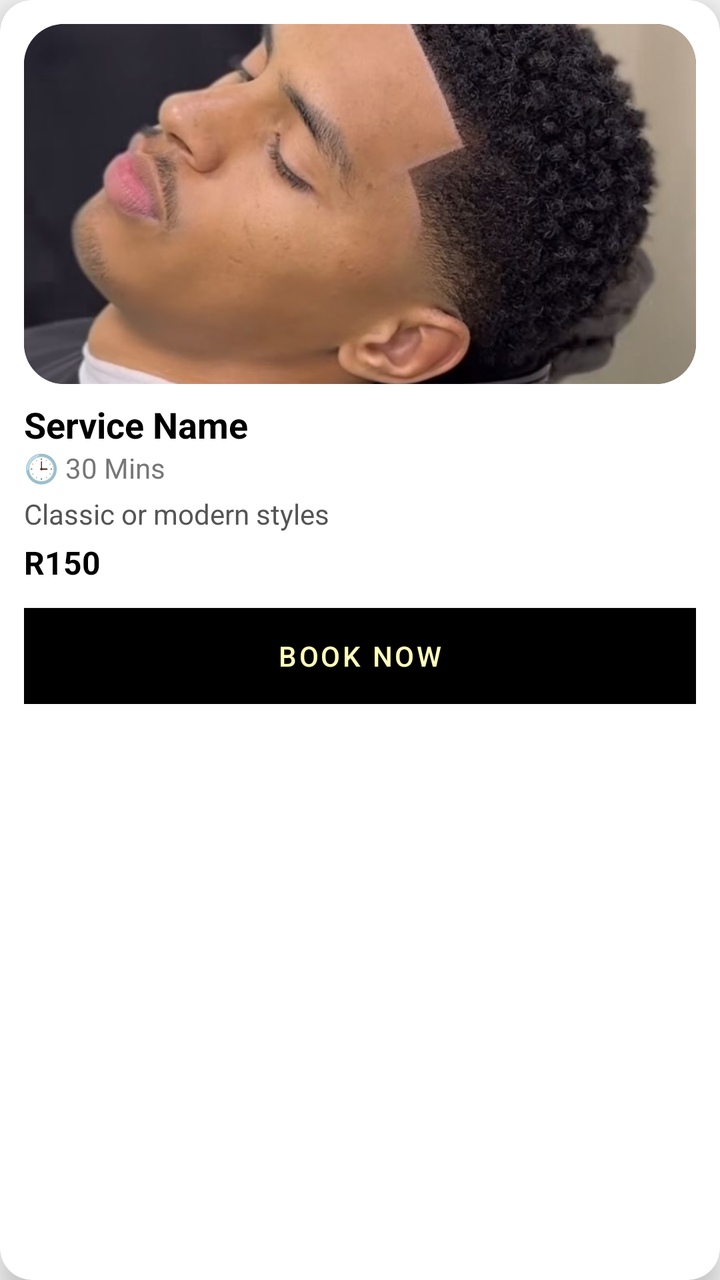
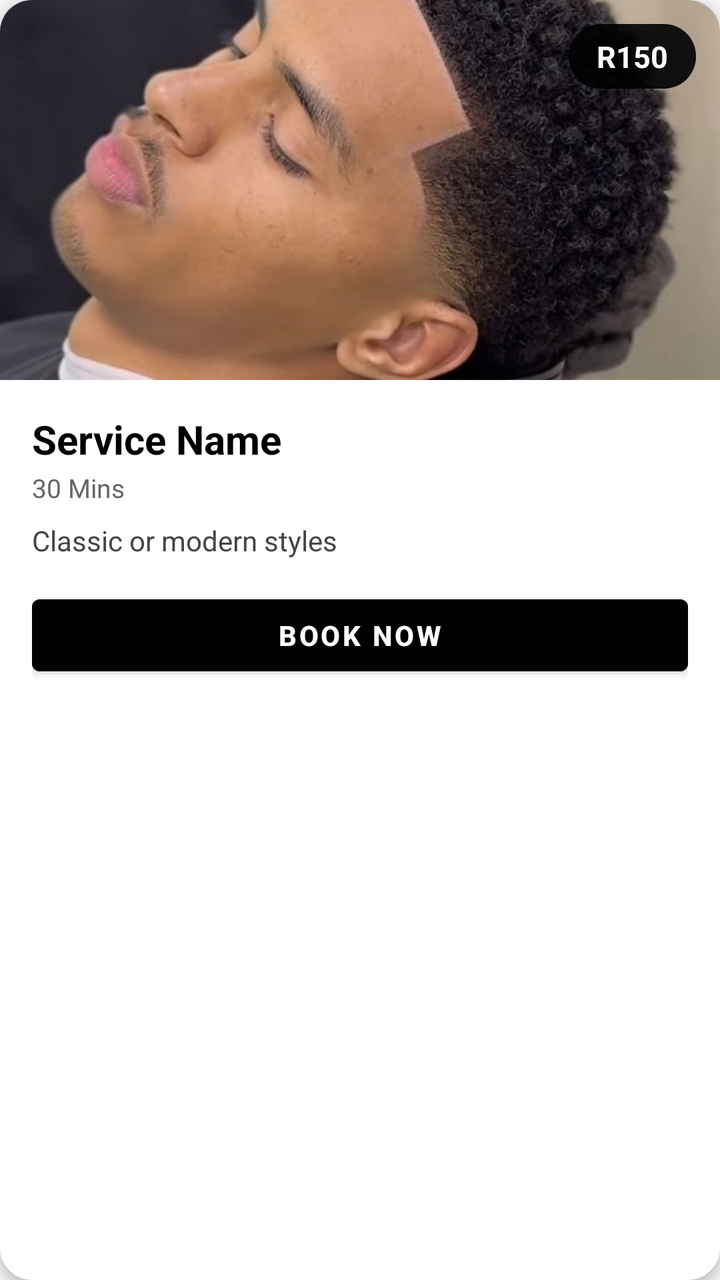

The first picture is an Android layout as it rendered before a commit; the second is the same layout after the commit. The layout source and the unified diff follow.
<!-- AndroidManifest.xml: application theme Theme.TheGentlemensBar -->
<!-- res/layout/item_service.xml -->
<androidx.cardview.widget.CardView
    xmlns:android="http://schemas.android.com/apk/res/android"
    xmlns:app="http://schemas.android.com/apk/res-auto"
    android:layout_width="match_parent"
    android:layout_height="wrap_content"
    android:layout_marginBottom="16dp"
    app:cardElevation="8dp"
    app:cardCornerRadius="16dp"
    android:background="@color/white">


<LinearLayout
        android:orientation="vertical"
        android:padding="12dp"
        android:layout_width="match_parent"
        android:layout_height="wrap_content">

        
        <ImageView
            android:id="@+id/serviceImage"
            android:layout_width="match_parent"
            android:layout_height="180dp"
            android:adjustViewBounds="true"
            android:scaleType="centerCrop"
            android:clipToOutline="true"
            android:contentDescription="Service Image"
            android:src="@drawable/haircut"
            android:background="@drawable/glass_background"/>

        
        <TextView
            android:id="@+id/serviceName"
            android:layout_width="wrap_content"
            android:layout_height="wrap_content"
            android:text="Service Name"
            android:textSize="18sp"
            android:textStyle="bold"
            android:textColor="@color/black"
            android:layout_marginTop="8dp"/>

        
        <TextView
            android:id="@+id/serviceDuration"
            android:layout_width="wrap_content"
            android:layout_height="wrap_content"
            android:text="🕒 30 Mins"
            android:textSize="14sp"
            android:textColor="#777"/>

        
        <TextView
            android:id="@+id/serviceDescription"
            android:layout_width="wrap_content"
            android:layout_height="wrap_content"
            android:text="Classic or modern styles"
            android:textSize="14sp"
            android:textColor="#555"
            android:layout_marginTop="4dp"/>

        
        <TextView
            android:id="@+id/servicePrice"
            android:layout_width="wrap_content"
            android:layout_height="wrap_content"
            android:text="R150"
            android:textSize="16sp"
            android:textStyle="bold"
            android:textColor="@color/black"
            android:layout_marginTop="4dp"/>

        
        <Button
            android:id="@+id/bookBtn"
            android:layout_width="match_parent"
            android:layout_height="48dp"
            android:text="Book Now"
            android:background="@color/black"
            android:textColor="@color/beige"
            android:layout_marginTop="12dp"/>
    </LinearLayout>
</androidx.cardview.widget.CardView>
<!-- resources referenced by this layout -->
<resources>
  <color name="beige">#FFFFBD</color>
  <color name="black">#FF000000</color>
  <color name="white">#FFFFFFFF</color>
  <!-- drawable glass_background (drawable) -->
  <?xml version="1.0" encoding="utf-8"?>
  <shape xmlns:android="http://schemas.android.com/apk/res/android"
      android:shape="rectangle">
  
      
      <solid android:color="@color/black" />
  
      
      <corners android:radius="20dp" />
  
      
      <stroke
          android:width="1dp"
          android:color="@color/black" />
  
      
      <gradient
          android:startColor="#80FFFFFF"
          android:endColor="#40FFFFFF"
          android:angle="270" />
  </shape>
  <!-- drawable haircut: jpg bitmap (drawable, 51667 bytes) -->
  <style name="Theme.TheGentlemensBar" parent="Theme.MaterialComponents.Light.NoActionBar">
          
          <item name="colorPrimary">@color/black</item>
          <item name="colorPrimaryVariant">@color/black</item>
          <item name="colorOnPrimary">@color/white</item>
  
          
          <item name="colorSecondary">@color/black</item>
          <item name="colorOnSecondary">@color/white</item>
  
          
          <item name="android:statusBarColor">@color/black</item>
  
          
          <item name="android:windowBackground">#F5F5F5</item>
          <item name="colorSurface">@color/white</item>
          <item name="colorOnSurface">@color/black</item>
      </style>
</resources>

<!-- the commit's change to res/layout/item_service.xml (unified diff, before → after) -->
@@ -1,81 +1,88 @@
+<?xml version="1.0" encoding="utf-8"?>
 <androidx.cardview.widget.CardView
     xmlns:android="http://schemas.android.com/apk/res/android"
     xmlns:app="http://schemas.android.com/apk/res-auto"
     android:layout_width="match_parent"
     android:layout_height="wrap_content"
     android:layout_marginBottom="16dp"
-    app:cardElevation="8dp"
+    app:cardBackgroundColor="@color/white"
     app:cardCornerRadius="16dp"
-    android:background="@color/white">
+    app:cardElevation="3dp">
 
+        <LinearLayout
+            android:layout_width="match_parent"
+            android:layout_height="wrap_content"
+            android:orientation="vertical">
 
-<LinearLayout
-        android:orientation="vertical"
-        android:padding="12dp"
-        android:layout_width="match_parent"
-        android:layout_height="wrap_content">
+                <FrameLayout
+                    android:layout_width="match_parent"
+                    android:layout_height="190dp">
 
-        
-        <ImageView
-            android:id="@+id/serviceImage"
-            android:layout_width="match_parent"
-            android:layout_height="180dp"
-            android:adjustViewBounds="true"
-            android:scaleType="centerCrop"
-            android:clipToOutline="true"
-            android:contentDescription="Service Image"
-            android:src="@drawable/haircut"
-            android:background="@drawable/glass_background"/>
+                        <ImageView
+                            android:id="@+id/serviceImage"
+                            android:layout_width="match_parent"
+                            android:layout_height="match_parent"
+                            android:scaleType="centerCrop"
+                            android:src="@drawable/haircut"
+                            android:contentDescription="Service image"/>
 
-        
-        <TextView
-            android:id="@+id/serviceName"
-            android:layout_width="wrap_content"
-            android:layout_height="wrap_content"
-            android:text="Service Name"
-            android:textSize="18sp"
-            android:textStyle="bold"
-            android:textColor="@color/black"
-            android:layout_marginTop="8dp"/>
+                        <TextView
+                            android:id="@+id/servicePrice"
+                            android:layout_width="wrap_content"
+                            android:layout_height="wrap_content"
+                            android:layout_gravity="top|end"
+                            android:layout_margin="12dp"
+                            android:paddingHorizontal="14dp"
+                            android:paddingVertical="6dp"
+                            android:background="@drawable/bg_price_chip"
+                            android:text="R150"
+                            android:textSize="15sp"
+                            android:textStyle="bold"
+                            android:textColor="@color/white"/>
+                </FrameLayout>
 
-        
-        <TextView
-            android:id="@+id/serviceDuration"
-            android:layout_width="wrap_content"
-            android:layout_height="wrap_content"
-            android:text="🕒 30 Mins"
-            android:textSize="14sp"
-            android:textColor="#777"/>
+                <LinearLayout
+                    android:layout_width="match_parent"
+                    android:layout_height="wrap_content"
+                    android:orientation="vertical"
+                    android:padding="16dp">
 
-        
-        <TextView
-            android:id="@+id/serviceDescription"
-            android:layout_width="wrap_content"
-            android:layout_height="wrap_content"
-            android:text="Classic or modern styles"
-            android:textSize="14sp"
-            android:textColor="#555"
-            android:layout_marginTop="4dp"/>
+                        <TextView
+                            android:id="@+id/serviceName"
+                            android:layout_width="wrap_content"
+                            android:layout_height="wrap_content"
+                            android:text="Service Name"
+                            android:textSize="20sp"
+                            android:textStyle="bold"
+                            android:textColor="@color/black"/>
 
-        
-        <TextView
-            android:id="@+id/servicePrice"
-            android:layout_width="wrap_content"
-            android:layout_height="wrap_content"
-            android:text="R150"
-            android:textSize="16sp"
-            android:textStyle="bold"
-            android:textColor="@color/black"
-            android:layout_marginTop="4dp"/>
+                        <TextView
+                            android:id="@+id/serviceDuration"
+                            android:layout_width="wrap_content"
+                            android:layout_height="wrap_content"
+                            android:layout_marginTop="2dp"
+                            android:text="30 Mins"
+                            android:textSize="13sp"
+                            android:textColor="@color/gray"/>
 
-        
-        <Button
-            android:id="@+id/bookBtn"
-            android:layout_width="match_parent"
-            android:layout_height="48dp"
-            android:text="Book Now"
-            android:background="@color/black"
-            android:textColor="@color/beige"
-            android:layout_marginTop="12dp"/>
-    </LinearLayout>
+                        <TextView
+                            android:id="@+id/serviceDescription"
+                            android:layout_width="wrap_content"
+                            android:layout_height="wrap_content"
+                            android:layout_marginTop="8dp"
+                            android:text="Classic or modern styles"
+                            android:textSize="14sp"
+                            android:textColor="#444444"/>
+
+                        <Button
+                            android:id="@+id/bookBtn"
+                            android:layout_width="match_parent"
+                            android:layout_height="48dp"
+                            android:layout_marginTop="14dp"
+                            android:text="Book now"
+                            android:textStyle="bold"
+                            android:backgroundTint="@color/black"
+                            android:textColor="@color/white"/>
+                </LinearLayout>
+        </LinearLayout>
 </androidx.cardview.widget.CardView>
<!-- resource entries referenced after the edit -->
@@ -1,29 +1,13 @@
 <!-- resources referenced by this layout -->
 <resources>
-  <color name="beige">#FFFFBD</color>
   <color name="black">#FF000000</color>
+  <color name="gray">#666666</color>
   <color name="white">#FFFFFFFF</color>
-  <!-- drawable glass_background (drawable) -->
+  <!-- drawable bg_price_chip (drawable) -->
   <?xml version="1.0" encoding="utf-8"?>
-  <shape xmlns:android="http://schemas.android.com/apk/res/android"
-      android:shape="rectangle">
-  
-      
-      <solid android:color="@color/black" />
-  
-      
-      <corners android:radius="20dp" />
-  
-      
-      <stroke
-          android:width="1dp"
-          android:color="@color/black" />
-  
-      
-      <gradient
-          android:startColor="#80FFFFFF"
-          android:endColor="#40FFFFFF"
-          android:angle="270" />
+  <shape xmlns:android="http://schemas.android.com/apk/res/android" android:shape="rectangle">
+      <solid android:color="#E6000000"/>
+      <corners android:radius="16dp"/>
   </shape>
   <!-- drawable haircut: jpg bitmap (drawable, 51667 bytes) -->
   <style name="Theme.TheGentlemensBar" parent="Theme.MaterialComponents.Light.NoActionBar">
